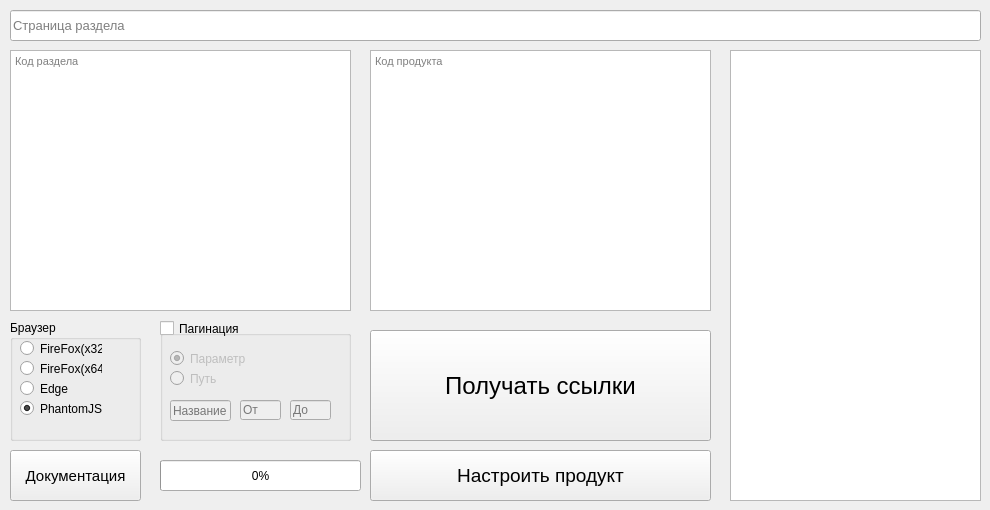
Qt form mainwindow.ui (DMITRIYSNEGOV/universal_parser) before a commit.
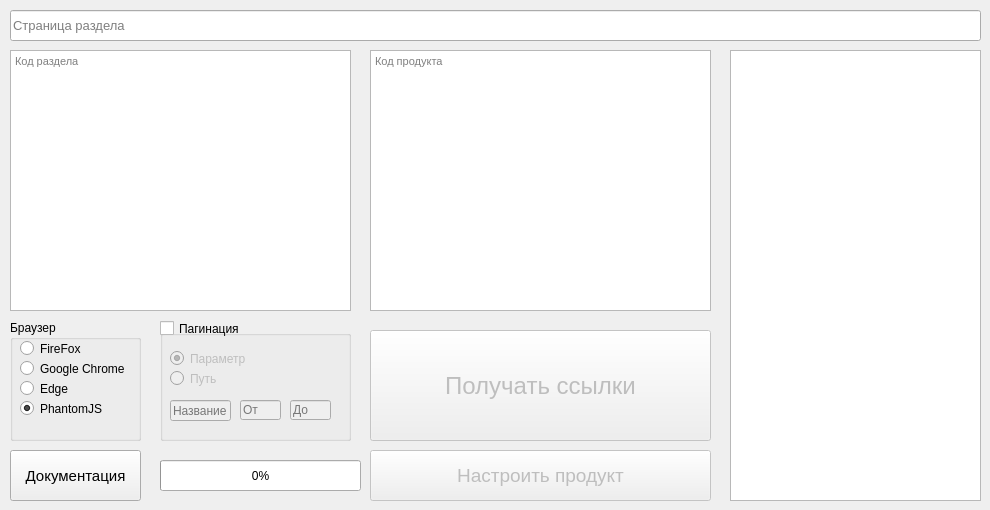
The same form after that commit.

```diff
--- a/mainwindow.ui
+++ b/mainwindow.ui
@@ -35,7 +35,7 @@
    </widget>
    <widget class="QPushButton" name="get_html_button">
     <property name="enabled">
-     <bool>true</bool>
+     <bool>false</bool>
     </property>
     <property name="geometry">
      <rect>
@@ -120,7 +120,7 @@
       </rect>
      </property>
      <property name="text">
-      <string>FireFox(x32)</string>
+      <string>FireFox</string>
      </property>
     </widget>
     <widget class="QRadioButton" name="radio_firefox64">
@@ -128,12 +128,12 @@
       <rect>
        <x>10</x>
        <y>40</y>
-       <width>82</width>
+       <width>111</width>
        <height>17</height>
       </rect>
      </property>
      <property name="text">
-      <string>FireFox(x64)</string>
+      <string>Google Chrome</string>
      </property>
     </widget>
     <widget class="QRadioButton" name="radio_edge">
@@ -283,6 +283,9 @@
     </property>
    </widget>
    <widget class="QPushButton" name="open_product_form">
+    <property name="enabled">
+     <bool>false</bool>
+    </property>
     <property name="geometry">
      <rect>
       <x>370</x>
```
Left out of the diff: 6 changed lines with no effect on the pictures.
